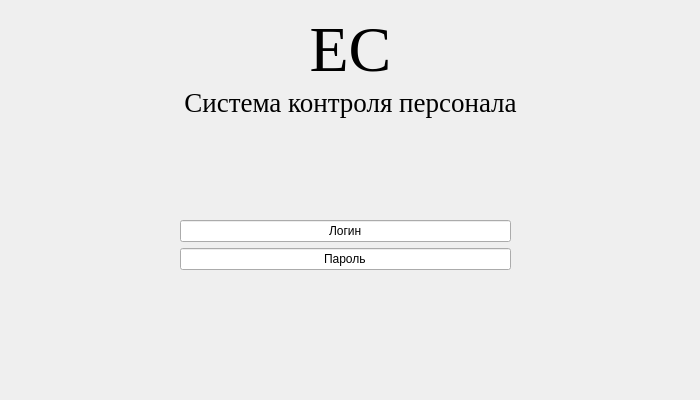
Before: the Qt Designer form authorization.ui in NikitaGayduk/EC, drawn with Qt 5.
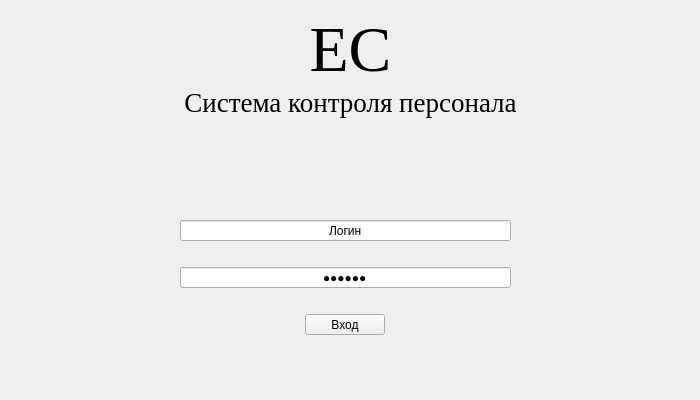
After: the same form once the commit is applied. Icons and pictures are not drawn.

What changed in the file:
```diff
--- a/authorization.ui
+++ b/authorization.ui
@@ -50,7 +50,7 @@
      <x>180</x>
      <y>220</y>
      <width>331</width>
-     <height>51</height>
+     <height>115</height>
     </rect>
    </property>
    <layout class="QVBoxLayout" name="verticalLayout">
@@ -65,15 +65,39 @@
      </widget>
     </item>
     <item>
-     <widget class="QLineEdit" name="lineEdit_2">
+     <widget class="QLabel" name="labelCheckLogin">
+      <property name="text">
+       <string/>
+      </property>
+     </widget>
+    </item>
+    <item>
+     <widget class="QLineEdit" name="lineEditPassword">
       <property name="text">
        <string>Пароль</string>
       </property>
+      <property name="echoMode">
+       <enum>QLineEdit::Password</enum>
+      </property>
       <property name="alignment">
        <set>Qt::AlignCenter</set>
       </property>
      </widget>
     </item>
+    <item>
+     <widget class="QLabel" name="labelCheckPassword">
+      <property name="text">
+       <string/>
+      </property>
+     </widget>
+    </item>
+    <item alignment="Qt::AlignHCenter">
+     <widget class="QPushButton" name="buttonEnter">
+      <property name="text">
+       <string>Вход</string>
+      </property>
+     </widget>
+    </item>
    </layout>
   </widget>
  </widget>
```
Left out of the diff: 5 changed lines with no effect on the pictures.
